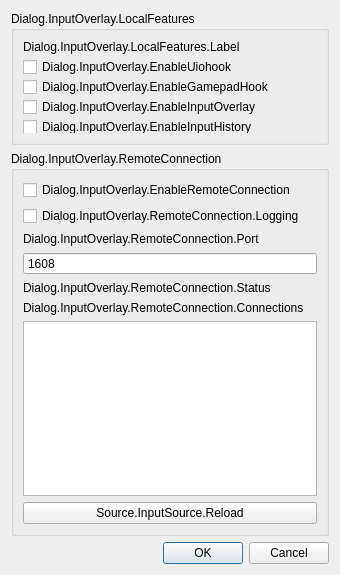
Above: io-obs/gui/io_settings_dialog.ui from univrsal/input-overlay before the change. Below: the same form after it.
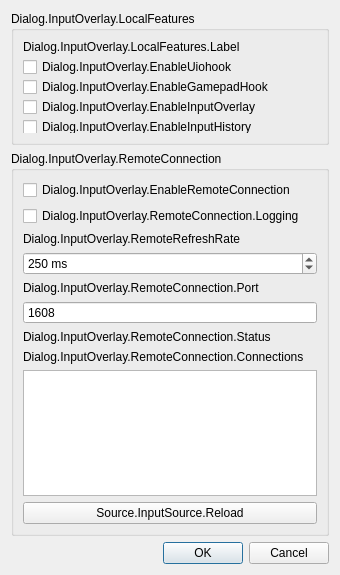
That is the form after the change.

Commit message: Fixed mouse released event not being sent Started to add server side refresh to prevent keys from being stuck

```diff
--- a/io-obs/gui/io_settings_dialog.ui
+++ b/io-obs/gui/io_settings_dialog.ui
@@ -111,6 +111,35 @@
         </property>
        </widget>
       </item>
+      <item>
+       <widget class="QLabel" name="lbl_refresh_rate">
+        <property name="toolTip">
+         <string>&lt;html&gt;&lt;head/&gt;&lt;body&gt;&lt;p&gt;Dialog.InputOverlay.RemoteRefreshRate.Tooltip&lt;/p&gt;&lt;/body&gt;&lt;/html&gt;</string>
+        </property>
+        <property name="text">
+         <string>Dialog.InputOverlay.RemoteRefreshRate</string>
+        </property>
+       </widget>
+      </item>
+      <item>
+       <widget class="QSpinBox" name="box_refresh_rate">
+        <property name="toolTip">
+         <string>&lt;html&gt;&lt;head/&gt;&lt;body&gt;&lt;p&gt;Dialog.InputOverlay.RemoteRefreshRate.Tooltip&lt;/p&gt;&lt;/body&gt;&lt;/html&gt;</string>
+        </property>
+        <property name="suffix">
+         <string notr="true"> ms</string>
+        </property>
+        <property name="minimum">
+         <number>5</number>
+        </property>
+        <property name="maximum">
+         <number>5000</number>
+        </property>
+        <property name="value">
+         <number>250</number>
+        </property>
+       </widget>
+      </item>
       <item>
        <widget class="QLabel" name="lbl_port">
         <property name="text">
```
The commit also changes 26 other files.
